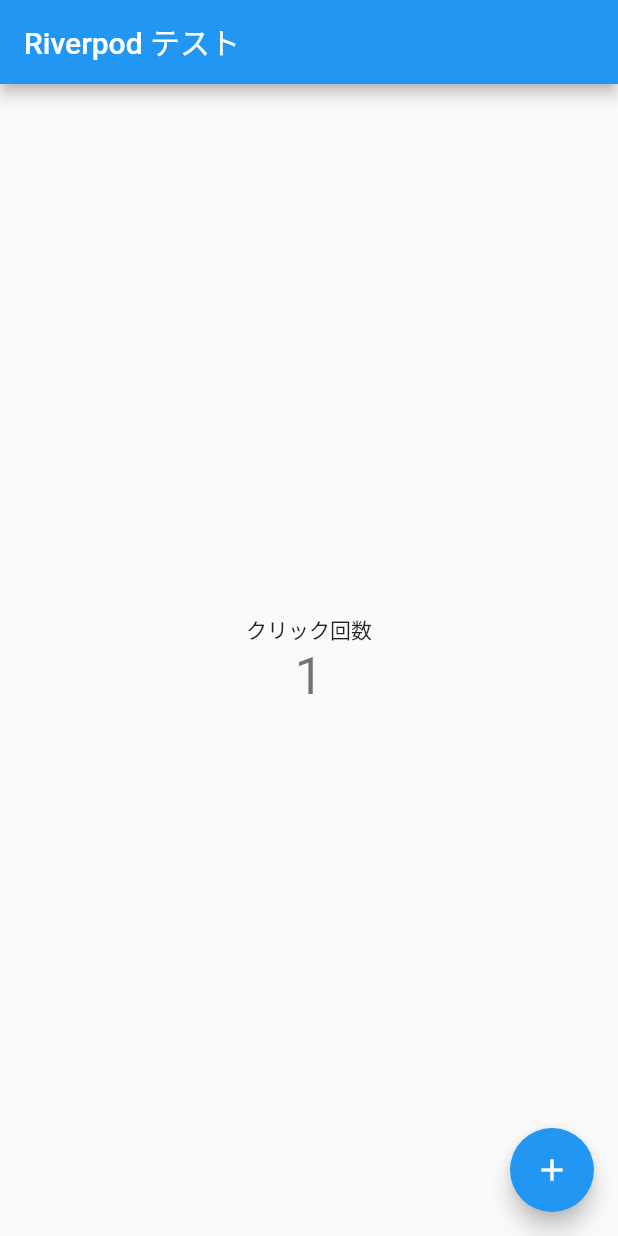
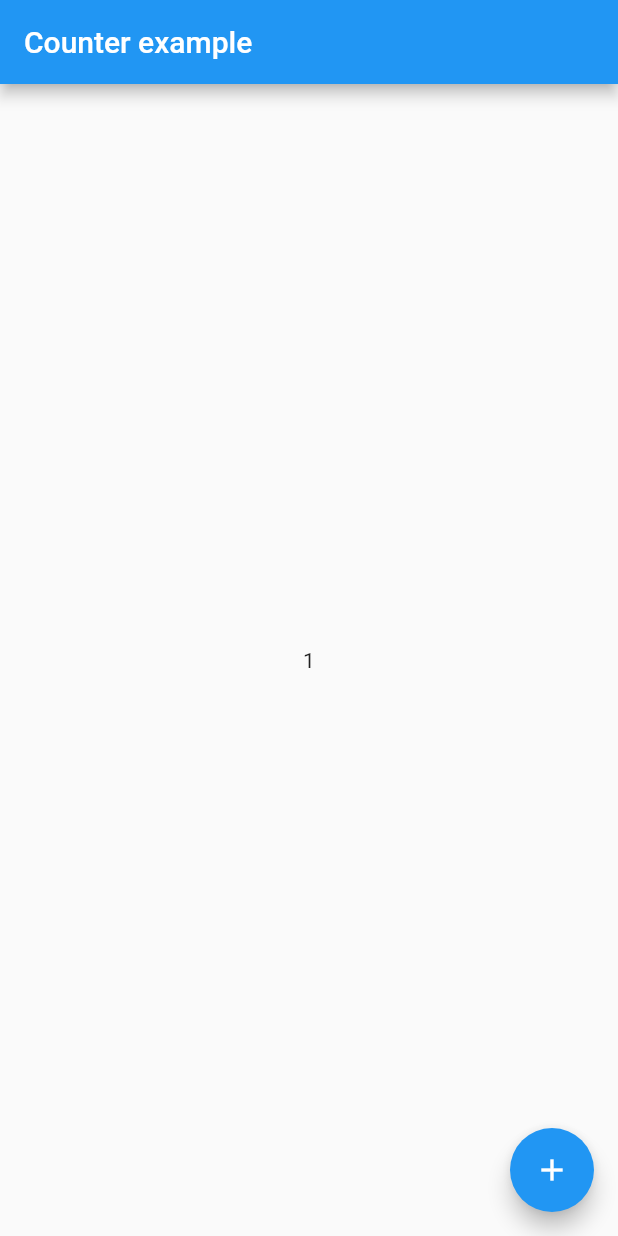
Before and after one commit to yuk1ch1/Flutter-Samples, a Flutter app: the screen it shows after launch, after a tap on the "add" icon, on a phone screen of 412 x 824 dp. Run offline on Flutter 3.47's test engine with Material 2 defaults, Android fonts, the light colour scheme and no system bars; our stand-ins replace flutter_riverpod.

Commit message:
fix: 簡単にインクリメントしていくように修正

```diff
--- a/riverpod-demo/lib/main.dart
+++ b/riverpod-demo/lib/main.dart
@@ -1,84 +1,43 @@
 import 'package:flutter/material.dart';
-
 import 'package:flutter_riverpod/flutter_riverpod.dart';
 
+// A Counter example implemented with riverpod
+
 void main() {
-  runApp(ProviderScope(
-    child: MyApp(),
-  ));
+  runApp(
+    // Adding ProviderScope enables Riverpod for the entire project
+    const ProviderScope(child: MyApp()),
+  );
 }
 
 class MyApp extends StatelessWidget {
   const MyApp({Key? key}) : super(key: key);
 
-  // This widget is the root of your application.
   @override
   Widget build(BuildContext context) {
-    return MaterialApp(
-      title: 'Flutter Demo',
-      theme: ThemeData(
-        // This is the theme of your application.
-        //
-        // Try running your application with "flutter run". You'll see the
-        // application has a blue toolbar. Then, without quitting the app, try
-        // changing the primarySwatch below to Colors.green and then invoke
-        // "hot reload" (press "r" in the console where you ran "flutter run",
-        // or simply save your changes to "hot reload" in a Flutter IDE).
-        // Notice that the counter didn't reset back to zero; the application
-        // is not restarted.
-        primarySwatch: Colors.blue,
-      ),
-      home: const MyHomePage(),
-    );
+    return MaterialApp(home: Home());
   }
 }
 
-// 状態管理表示部分(Model)
-final counterProvider = ChangeNotifierProvider<CountModel>((ref) => CountModel());
+/// Providers are declared globally and specify how to create a state
+final counterProvider = StateProvider((ref) => 0);
 
-class CountModel extends ChangeNotifier {
-  int state = 0;
-
-  void incrementCounter() {
-    state++;
-    notifyListeners();
-  }
-}
-
-// 表示部分
-class MyHomePage extends ConsumerWidget {
-  const MyHomePage({Key? key}): super(key: key);
+class Home extends ConsumerWidget {
   @override
   Widget build(BuildContext context, WidgetRef ref) {
-
     return Scaffold(
-      appBar: AppBar(
-        title: Text('Riverpod テスト'),
-      ),
+      appBar: AppBar(title: const Text('Counter example')),
       body: Center(
-        child: Consumer(builder: (context, watch, _) {
-          // データを取得する
-          final counter = ref.watch(counterProvider).state;
-
-          return Column(
-            mainAxisAlignment: MainAxisAlignment.center,
-            children: <Widget>[
-              Text('クリック回数'),
-              // 取得したデータを表示する
-              Text(
-                '$counter',
-                style: Theme.of(context).textTheme.headline4,
-              ),
-            ],
-          );
+        // Consumer is a widget that allows you reading providers.
+        child: Consumer(builder: (context, ref, _) {
+          final count = ref.watch(counterProvider.state).state;
+          return Text('$count');
         }),
       ),
       floatingActionButton: FloatingActionButton(
-        // **AVOID** calling [read] inside build if the value is used only for events:
-        // **CONSIDER** calling [read] inside event handlers:
-        onPressed: ref.read(counterProvider).incrementCounter,
-        tooltip: 'Increment',
-        child: Icon(Icons.add),
+        // The read method is a utility to read a provider without listening to it
+        onPressed: () => ref.read(counterProvider.state).state++,
+        child: const Icon(Icons.add),
       ),
     );
   }
```
